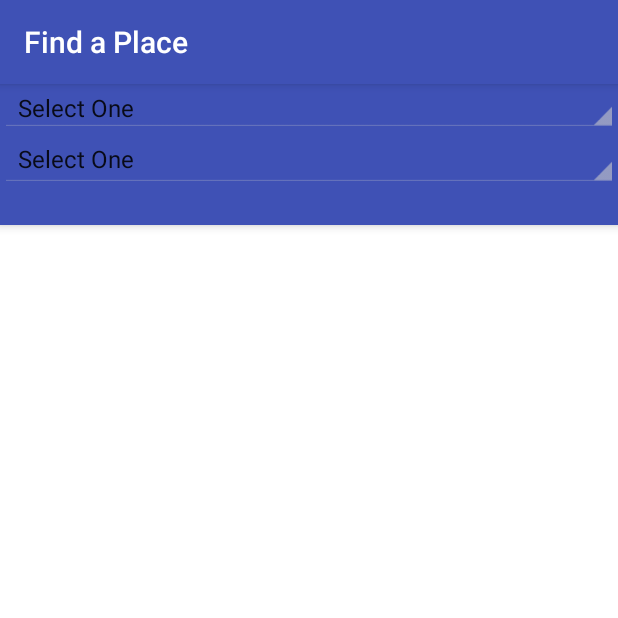
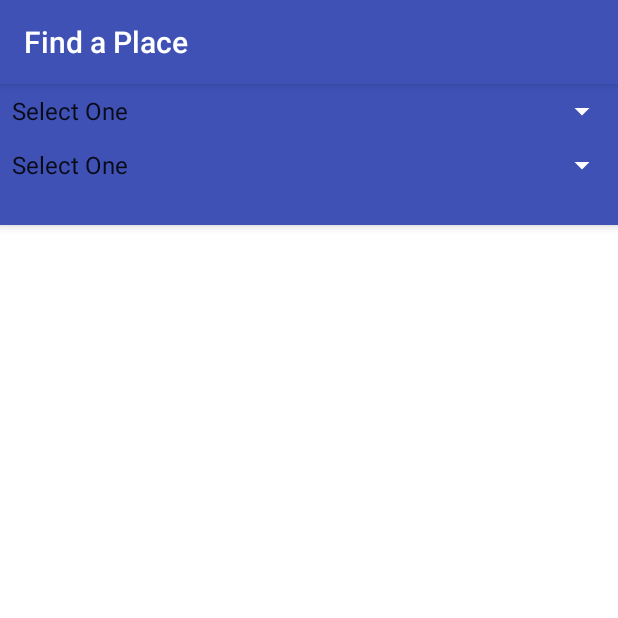
Before and after one commit to ThatStartupConcept/MyRoommate, an Android app: the screen it shows after launch (FindAPlace), in the side drawer, after a tap on "Find a Place", on a phone screen of 412 x 824 dp, the top half of it. Run offline under Robolectric (Android 15) with nearby library versions, the phone set to English and light mode, and no system bars.

```diff
--- a/app/src/main/java/com/myroommate/myroommate/FindAPlace.java
+++ b/app/src/main/java/com/myroommate/myroommate/FindAPlace.java
@@ -10,9 +10,9 @@ import android.widget.ArrayAdapter;
 import android.widget.Spinner;
 import android.widget.TextView;
 import android.widget.AdapterView;
-
 import java.lang.reflect.Array;
 import java.util.ArrayList;
+import java.util.Arrays;
 import java.util.List;
 
 public class FindAPlace extends AppCompatActivity {
@@ -26,11 +26,7 @@ public class FindAPlace extends AppCompatActivity {
         final List<String> list0 = new ArrayList<String>();
         list0.add("Select One");
 
-        List<String> list1 = new ArrayList<String>();
-        list1.add("Mumbai");
-        list1.add("Chennai");
-        list1.add("Bangalore");
-        list1.add("Select One");
+        List list1 = Arrays.asList(getResources().getStringArray(R.array.locationlist));
 
         final int listsize1 = list1.size() - 1;
 
--- a/app/src/main/java/com/myroommate/myroommate/MainActivity.java
+++ b/app/src/main/java/com/myroommate/myroommate/MainActivity.java
@@ -15,6 +15,8 @@ import android.view.MenuItem;
 import android.content.Intent;
 import android.widget.ArrayAdapter;
 import android.widget.Spinner;
+import java.util.Arrays;
+import java.util.List;
 
 
 public class MainActivity extends AppCompatActivity
@@ -42,11 +44,22 @@ public class MainActivity extends AppCompatActivity
         drawer.addDrawerListener(toggle);
         toggle.syncState();
 
-        /*Spinner spinner = (Spinner) findViewById(R.id.locationSpinner);
-        ArrayAdapter<CharSequence> adapter = ArrayAdapter.createFromResource(this,
-                R.array.housing, android.R.layout.simple_spinner_item);
-        adapter.setDropDownViewResource(android.R.layout.simple_spinner_dropdown_item);
-        spinner.setAdapter(adapter);*/
+        List list1 = Arrays.asList(getResources().getStringArray(R.array.locationlist));
+
+        final int listsize1 = list1.size() - 1;
+
+        final Spinner spinner1 = (Spinner) findViewById(R.id.locationSpinner);
+
+        ArrayAdapter<String> dataAdapter = new ArrayAdapter<String>(this, android.R.layout.simple_spinner_item, list1) {
+            @Override
+            public int getCount() {
+                return (listsize1); // Truncate the list
+            }
+        };
+
+        dataAdapter.setDropDownViewResource(android.R.layout.simple_spinner_dropdown_item);
+        spinner1.setAdapter(dataAdapter);
+        spinner1.setSelection(listsize1);
 
         NavigationView navigationView = (NavigationView) findViewById(R.id.nav_view);
         navigationView.setNavigationItemSelectedListener(this);
--- a/app/src/main/res/layout/activity_find_a_place.xml
+++ b/app/src/main/res/layout/activity_find_a_place.xml
@@ -30,24 +30,25 @@
             <LinearLayout
                 android:id="@+id/linearLayout"
                 android:layout_width="match_parent"
-            android:layout_height="match_parent"
+                android:layout_height="72dp"
                 android:layout_gravity="top"
-            android:orientation="vertical">
+                android:orientation="vertical"
+                android:weightSum="1">
 
                 <Spinner
                     android:id="@+id/spinner1"
-                style="@style/Platform.Widget.AppCompat.Spinner"
                     android:layout_width="match_parent"
                     android:layout_height="wrap_content"
+                    android:layout_weight="0.5"
                     android:dropDownWidth="match_parent"
                     tools:layout_editor_absoluteX="122dp"
                     tools:layout_editor_absoluteY="68dp" />
 
                 <Spinner
                     android:id="@+id/spinner2"
-                style="@style/Platform.Widget.AppCompat.Spinner"
                     android:layout_width="match_parent"
                     android:layout_height="wrap_content"
+                    android:layout_weight="0.5"
                     app:layout_constraintTop_toBottomOf="@+id/linearLayout"
                     tools:layout_editor_absoluteX="194dp" />
 
@@ -63,11 +64,17 @@
         android:layout_gravity="bottom"
         app:layout_behavior="@string/appbar_scrolling_view_behavior">
 
+        <LinearLayout
+            android:layout_width="match_parent"
+            android:layout_height="wrap_content"
+            android:orientation="vertical">
+
             <android.support.v7.widget.CardView
                 android:layout_width="match_parent"
                 android:layout_height="match_parent"
                 tools:layout_editor_absoluteX="8dp"
                 tools:layout_editor_absoluteY="0dp" />
+        </LinearLayout>
     </android.support.v4.widget.NestedScrollView>
 
 </android.support.design.widget.CoordinatorLayout>
--- a/app/src/main/res/layout/content_main.xml
+++ b/app/src/main/res/layout/content_main.xml
@@ -39,8 +39,8 @@
 
             <Spinner
                 android:id="@+id/locationSpinner"
-                android:layout_width="wrap_content"
-                android:layout_height="wrap_content"
+                android:layout_width="146dp"
+                android:layout_height="38dp"
                 android:layout_gravity="bottom|right"
                 android:padding="8dp" />
 
--- a/app/src/main/res/values/HouseInfo.xml
+++ b/app/src/main/res/values/HouseInfo.xml
@@ -129,4 +129,11 @@
         <item>@array/blorecount</item>
     </array>
 
+    <string-array name="locationlist">
+        <item>Mumbai</item>
+        <item>Chennai</item>
+        <item>Bangalore</item>
+        <item>Select One</item>
+    </string-array>
+
 </resources>
```
Lines whose indentation alone changed are shown as unchanged.
